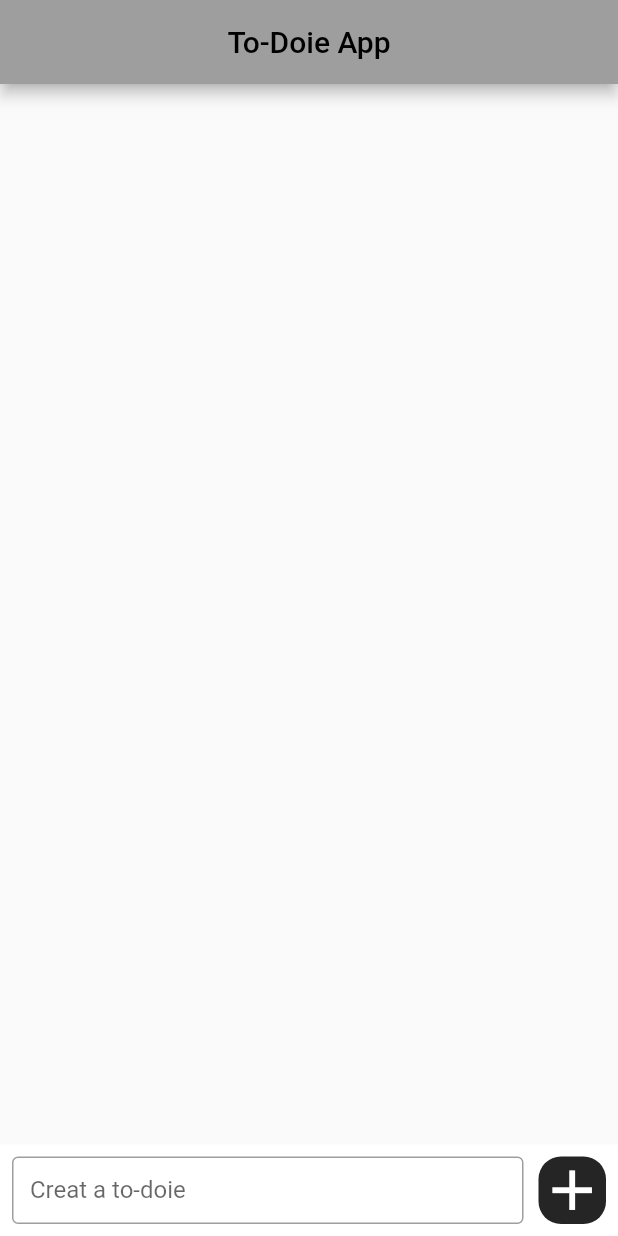
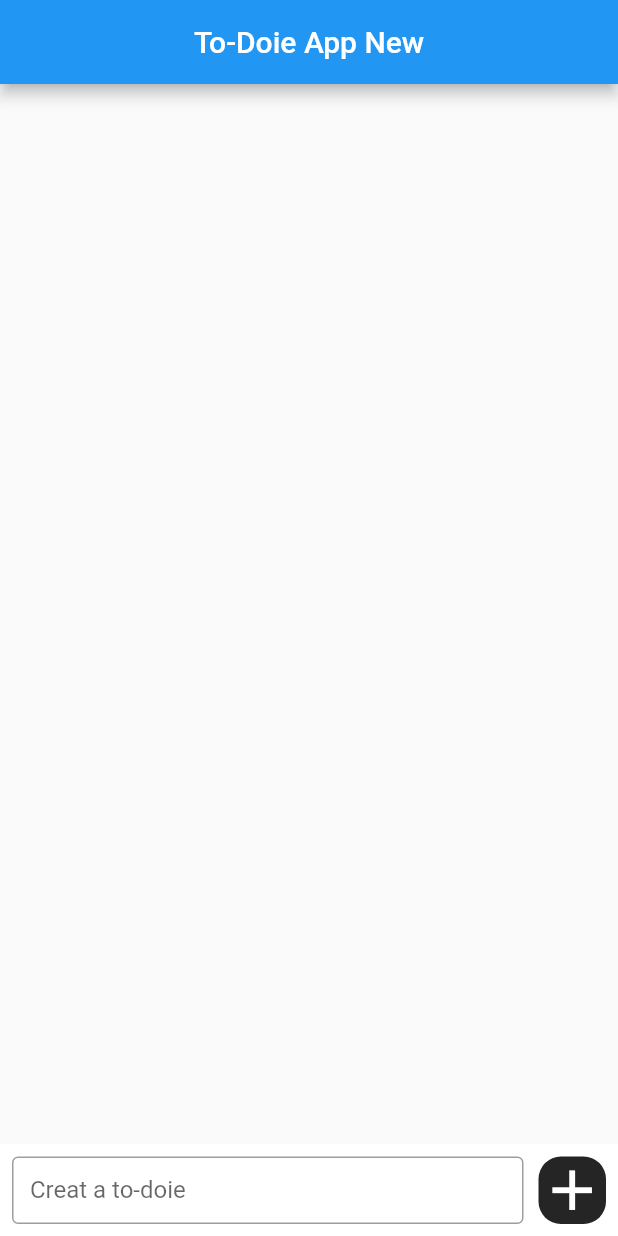
Before and after one commit to anshu8288/flutter-todoie, a Flutter app: the screen it shows after launch, on a phone screen of 412 x 824 dp. Run offline on Flutter 3.47's test engine with Material 3 defaults, Android fonts, the phone set to English and light mode, and no system bars.

Commit message:
new commit

```diff
--- a/lib/main.dart
+++ b/lib/main.dart
@@ -19,7 +19,7 @@ class _MyAppState extends State<MyApp> {
       debugShowCheckedModeBanner: false,
       theme: ThemeData(
         useMaterial3: false,
-        primarySwatch: Colors.grey
+        primarySwatch: Colors.blue
       ),
       home: RootPage(),
     );
--- a/lib/root_page.dart
+++ b/lib/root_page.dart
@@ -47,7 +47,7 @@ class _RootPageState extends State<RootPage> {
     return Scaffold(
       appBar: AppBar(
         title: Center(
-          child: Text('To-Doie App')
+          child: Text('To-Doie App New')
         ),
       ),
 
```
